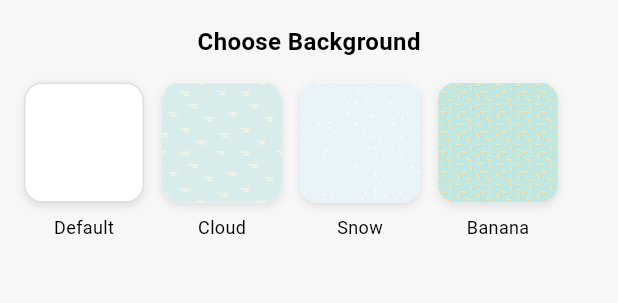
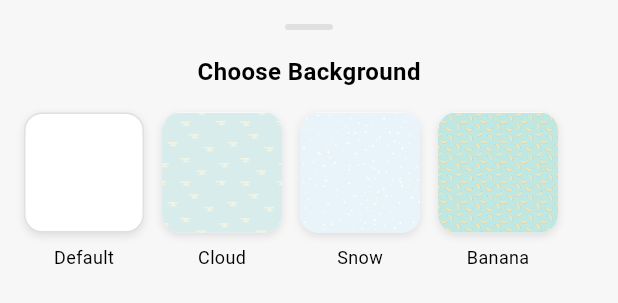
Before and after one commit to qinscode/Zephyr, a Flutter app: the ThemeSelector widget shown alone on an empty page, opened directly with empty values, on a phone screen of 412 x 824 dp. Shown: the top 303 px of the screen. Run offline on Flutter 3.47's test engine with Material 3 defaults, Android fonts, the phone set to English and light mode, and no system bars; our stand-ins replace flutter_secure_storage, font_awesome_flutter, image_picker, palette_generator, sembast, share_plus; missing offline and left inert: encrypt, flutter_quill; accounts and stored records are empty; statements that could not run were skipped.

Commit message:
feat(note_editor): improve theme selector UI
- Add rounded corners to the theme selector modal
- Implement a safe area for better adaptability to different screen sizes
- Add a decorative bar to mimic the look of a modal dialog
- Adjust padding and spacing for a more polished appearance

```diff
--- a/lib/screens/note_editor_screen.dart
+++ b/lib/screens/note_editor_screen.dart
@@ -169,6 +169,11 @@ class _NoteEditorScreenState extends State<NoteEditorScreen> {
   void _showThemeOptions() {
     showModalBottomSheet(
       context: context,
+      shape: const RoundedRectangleBorder(
+        borderRadius: BorderRadius.vertical(
+          top: Radius.circular(16),
+        ),
+      ),
       builder: (context) => ThemeSelector(
         currentBackground: _editorState.currentBackground,
         onBackgroundChanged: (background) async {
--- a/lib/widgets/editor/theme_selector.dart
+++ b/lib/widgets/editor/theme_selector.dart
@@ -13,24 +13,33 @@ class ThemeSelector extends StatelessWidget {
 
   @override
   Widget build(BuildContext context) {
-    return Column(
+    return SafeArea(
+      child: Padding(
+        padding: const EdgeInsets.all(16),
+        child: Column(
           mainAxisSize: MainAxisSize.min,
           children: [
-        const Padding(
-          padding: EdgeInsets.all(16),
-          child: Text(
+            Container(
+              width: 32,
+              height: 4,
+              margin: const EdgeInsets.only(bottom: 16),
+              decoration: BoxDecoration(
+                color: Colors.grey[300],
+                borderRadius: BorderRadius.circular(2),
+              ),
+            ),
+            const Text(
               'Choose Background',
               style: TextStyle(
                 fontSize: 16,
                 fontWeight: FontWeight.bold,
               ),
             ),
-        ),
+            const SizedBox(height: 16),
             SizedBox(
               height: 120,
               child: ListView(
                 scrollDirection: Axis.horizontal,
-            padding: const EdgeInsets.symmetric(horizontal: 16),
                 children: [
                   _buildThemeOption(
                     label: 'Default',
@@ -62,6 +71,8 @@ class ThemeSelector extends StatelessWidget {
               ),
             ),
           ],
+        ),
+      ),
     );
   }
 
```
Lines whose indentation alone changed are shown as unchanged.
